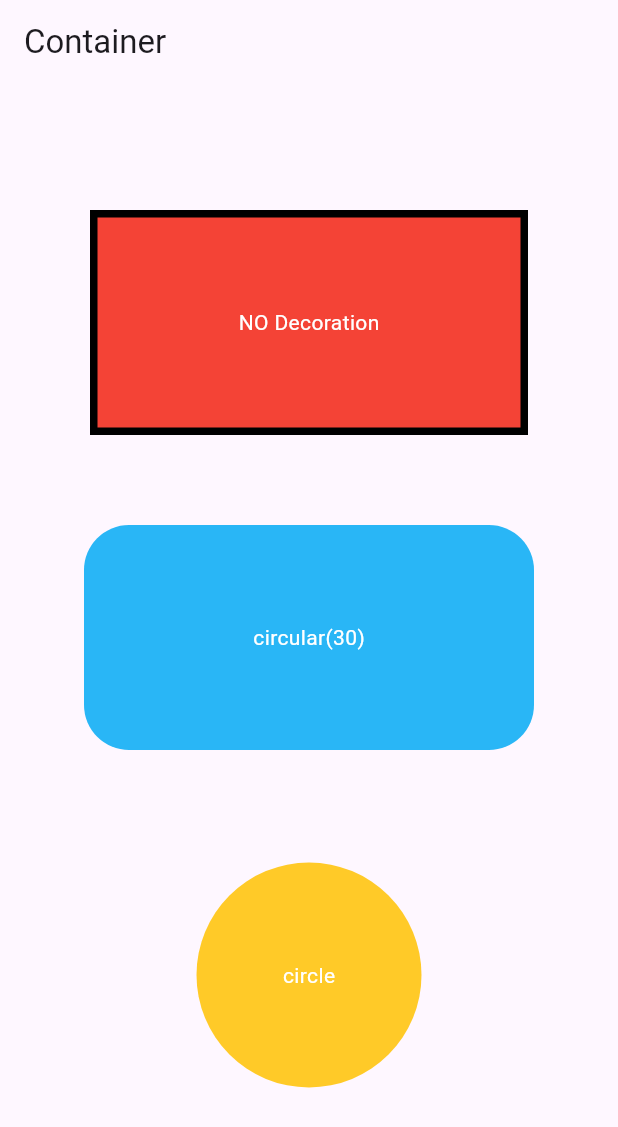
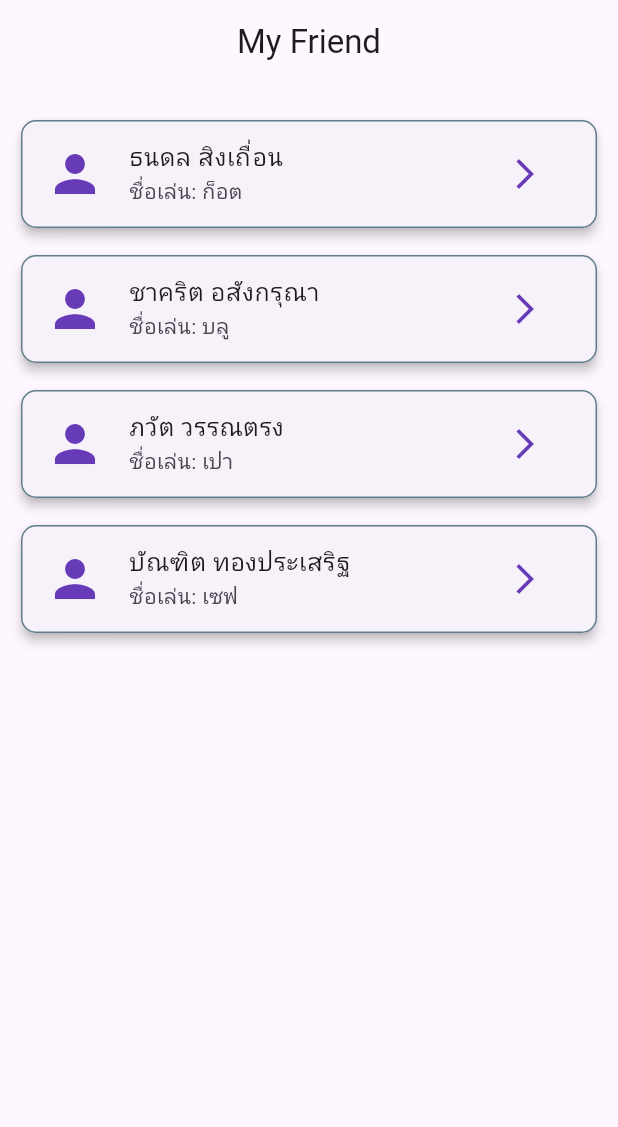
Before and after one commit to Philaphat1230/fluttersample, a Flutter app: the screen it shows after launch, on a phone screen of 412 x 824 dp. Shown: the top 1127 px of the screen. Run offline on Flutter 3.47's test engine with Material 3 defaults, Android fonts, the phone set to English and light mode, and no system bars.

Commit message:
งานใหม่

```diff
--- /dev/null
+++ b/lib/fiend.dart
@@ -0,0 +1,115 @@
+import 'package:flutter/material.dart';
+
+class Friend extends StatelessWidget {
+  const Friend({super.key});
+
+  @override
+  Widget build(BuildContext context) {
+    var friends = [
+      {
+        'name': 'ธนดล สิงเถื่อน',
+        'height': '175 cm',
+        'weight': '70 kg',
+        'hobby': 'ขับไรเดอร์',
+        'Nickname': 'ก็อต',
+        'image':
+            'https://scontent.xx.fbcdn.net/v/t1.15752-9/462536128_547384024497577_120530863017328833_n.jpg?_nc_cat=106&ccb=1-7&_nc_sid=0024fc&_nc_ohc=58kmvvbYrHYQ7kNvgFEE1Pb&_nc_ad=z-m&_nc_cid=0&_nc_zt=23&_nc_ht=scontent.xx&oh=03_Q7cD1QFxGDL_dA3XXRPVd3lOCzHlQlE9tbA7_rt6DRnt39LCWw&oe=678339E8', // URL รูปภาพ
+      },
+      {
+        'name': 'ชาคริต อสังกรุณา',
+        'height': '180 cm',
+        'weight': '75 kg',
+        'hobby': 'เล่นเกม',
+        'Nickname': 'บลู',
+        'image':
+            'https://scontent.xx.fbcdn.net/v/t1.15752-9/462521752_950448456911613_2354426506835136001_n.jpg?_nc_cat=101&ccb=1-7&_nc_sid=0024fc&_nc_ohc=szyILlG2jNsQ7kNvgEuIu_o&_nc_ad=z-m&_nc_cid=0&_nc_zt=23&_nc_ht=scontent.xx&oh=03_Q7cD1QGzsk1mlqL244A2_5pD0Cs0zwpcZqmDzBo6MpyI5YuI_A&oe=67834008', // URL รูปภาพ
+      },
+      {
+        'name': 'ภวัต วรรณตรง',
+        'height': '165 cm',
+        'weight': '45 kg',
+        'hobby': 'ดูบอล',
+        'Nickname': 'เปา',
+        'image':
+            'https://scontent.fbkk28-1.fna.fbcdn.net/v/t39.30808-6/450868196_3541055626185832_8226514074285381976_n.jpg?_nc_cat=111&ccb=1-7&_nc_sid=6ee11a&_nc_ohc=D4IY2nH9DE4Q7kNvgGhVepV&_nc_zt=23&_nc_ht=scontent.fbkk28-1.fna&_nc_gid=AW-31G4qBe6aOJEWb9UUjJ2&oh=00_AYCDKhQYshAZGU7pc24s10UIIoRXyV-oXDexm8AufKIiWw&oe=6761D5E2', // URL รูปภาพ
+      },
+      {
+        'name': 'บัณฑิต ทองประเสริฐ',
+        'height': '165 cm',
+        'weight': '80 kg',
+        'hobby': 'เต้นหมูเด้ง',
+        'Nickname': 'เซฟ',
+        'image':
+            'https://scontent.fbkk28-1.fna.fbcdn.net/v/t39.30808-6/371909528_1709575916131280_5876592852263117297_n.jpg?_nc_cat=103&ccb=1-7&_nc_sid=6ee11a&_nc_ohc=oLbaM_zGa-UQ7kNvgEiJK3i&_nc_zt=23&_nc_ht=scontent.fbkk28-1.fna&_nc_gid=AzcGcmXxzh_hRHKcojSpFwO&oh=00_AYAKYslY2hRGf_0llYTh0a5qJ1CIDZ4Z2VisFEU6n32DTg&oe=6761C3ED', // URL รูปภาพ
+      },
+    ];
+
+    return MaterialApp(
+      debugShowCheckedModeBanner: false,
+      home: Scaffold(
+        appBar: AppBar(
+          title: const Text('My Friend'),
+          centerTitle: true,
+        ),
+        body: ListView.builder(
+          padding: const EdgeInsets.symmetric(vertical: 15, horizontal: 10),
+          itemCount: friends.length,
+          itemBuilder: (context, index) => Padding(
+            padding: const EdgeInsets.symmetric(vertical: 5),
+            child: Card(
+              elevation: 3,
+              shape: RoundedRectangleBorder(
+                borderRadius: BorderRadius.circular(10),
+                side: const BorderSide(
+                  color: Colors.blueGrey,
+                  width: 1,
+                ),
+              ),
+              child: ListTile(
+                leading: const Icon(Icons.person, size: 40), // ไอคอนคน
+                iconColor: Colors.deepPurple, // สีของไอคอน
+                title: Text(friends[index]['name']!),
+                subtitle: Text('ชื่อเล่น: ${friends[index]['Nickname']}'),
+                trailing: IconButton(
+                  icon: const Icon(Icons.arrow_forward_ios),
+                  onPressed: () => _showFriendDetails(
+                      context, friends[index]), // เมื่อกดลูกศรแสดง dialog
+                ),
+              ),
+            ),
+          ),
+        ),
+      ),
+    );
+  }
+
+  // ฟังก์ชันสำหรับแสดง AlertDialog พร้อมรูปและข้อมูลเพื่อน
+  void _showFriendDetails(BuildContext context, Map<String, String> friend) {
+    showDialog(
+      context: context,
+      builder: (context) => AlertDialog(
+        title: Text(friend['name']!), // ชื่อเพื่อนในหัวข้อ
+        content: Column(
+          mainAxisSize: MainAxisSize.min,
+          crossAxisAlignment: CrossAxisAlignment.center,
+          children: [
+            CircleAvatar(
+              radius: 50, // ขนาดของรูปใน AlertDialog
+              backgroundImage: NetworkImage(friend['image']!), // โหลดรูปจาก URL
+            ),
+            const SizedBox(height: 10),
+            Text('ส่วนสูง: ${friend['height']}'),
+            Text('น้ำหนัก: ${friend['weight']}'),
+            Text('สิ่งที่ชอบ: ${friend['hobby']}'),
+          ],
+        ),
+        actions: [
+          TextButton(
+            onPressed: () => Navigator.pop(context), // ปิด dialog
+            child: const Text('ปิด'),
+          ),
+        ],
+      ),
+    );
+  }
+}
--- a/lib/main.dart
+++ b/lib/main.dart
@@ -1,9 +1,10 @@
 import 'package:flutter/material.dart';
+import 'package:flutter_sample/fiend.dart';
 import 'package:flutter_sample/flutter_sample.dart';
 
 void main() {
   runApp(MaterialApp(
     debugShowCheckedModeBanner: false,
-    home: MyWidget(),
+    home: Friend(),
   ));
 }
```
